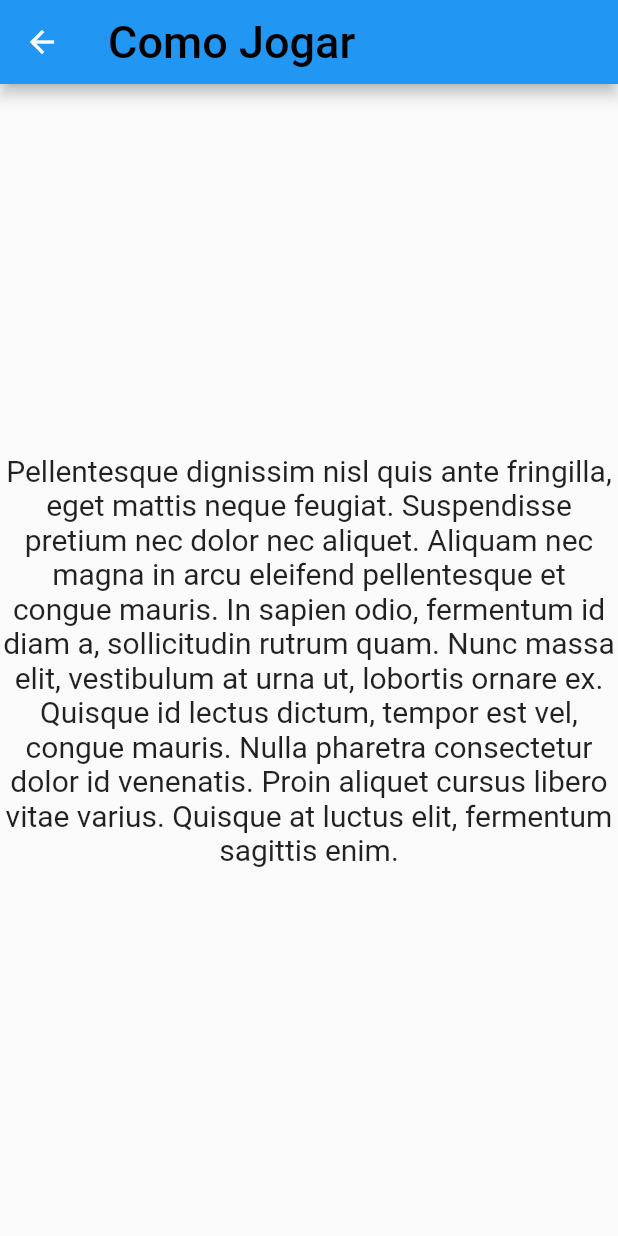
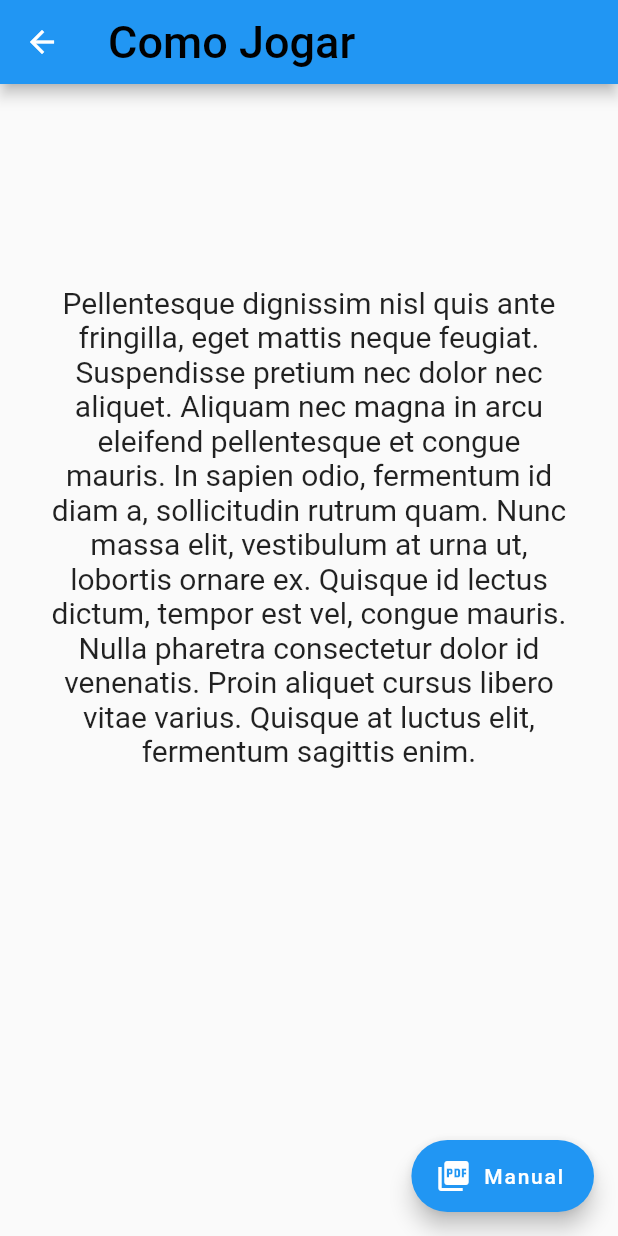
Before and after one commit to gvheisler/app_dccg, a Flutter app: the HelpPage screen opened by its route, after a tap on "Como Jogar", on a phone screen of 412 x 824 dp. Run offline on Flutter 3.47's test engine with Material 2 defaults, Android fonts, the phone set to English and light mode, and no system bars.

Commit message:
mudança na tela de ajuda

```diff
--- a/lib/pages/help_page.dart
+++ b/lib/pages/help_page.dart
@@ -19,8 +19,6 @@ class HelpPage extends StatelessWidget {
         child: Column(
           mainAxisAlignment: MainAxisAlignment.center,
           children: const [
-            DefaultButton(route: '/book', text: 'Livro de Regras'),
-            SizedBox(height: 30,),
             DefaultButton(route: '/notes', text: 'Notas Históricas'),
             SizedBox(height: 30,),
             DefaultButton(route: '/htp', text: 'Como Jogar'),
--- a/lib/pages/htp_page.dart
+++ b/lib/pages/htp_page.dart
@@ -9,8 +9,18 @@ class HtpPage extends StatelessWidget {
       appBar: AppBar(
         title: const Text('Como Jogar', style: TextStyle(fontSize: 30, color: Colors.black),),
       ),
+      floatingActionButton: FloatingActionButton.extended(
+        onPressed: (){
+
+        },
+        icon: const Icon(Icons.picture_as_pdf),
+        label: const Text("Manual"),
+      ),
       body: const Center(
-          child: Text('Pellentesque dignissim nisl quis ante fringilla, eget mattis neque feugiat. Suspendisse pretium nec dolor nec aliquet. Aliquam nec magna in arcu eleifend pellentesque et congue mauris. In sapien odio, fermentum id diam a, sollicitudin rutrum quam. Nunc massa elit, vestibulum at urna ut, lobortis ornare ex. Quisque id lectus dictum, tempor est vel, congue mauris. Nulla pharetra consectetur dolor id venenatis. Proin aliquet cursus libero vitae varius. Quisque at luctus elit, fermentum sagittis enim.', textAlign: TextAlign.center, style: TextStyle(fontSize: 20),)),
+          child: SizedBox(
+            height: 500,
+            width: 350,
+            child: Text('Pellentesque dignissim nisl quis ante fringilla, eget mattis neque feugiat. Suspendisse pretium nec dolor nec aliquet. Aliquam nec magna in arcu eleifend pellentesque et congue mauris. In sapien odio, fermentum id diam a, sollicitudin rutrum quam. Nunc massa elit, vestibulum at urna ut, lobortis ornare ex. Quisque id lectus dictum, tempor est vel, congue mauris. Nulla pharetra consectetur dolor id venenatis. Proin aliquet cursus libero vitae varius. Quisque at luctus elit, fermentum sagittis enim.', textAlign: TextAlign.center, style: TextStyle(fontSize: 20),))),
     );
   }
 }
```
